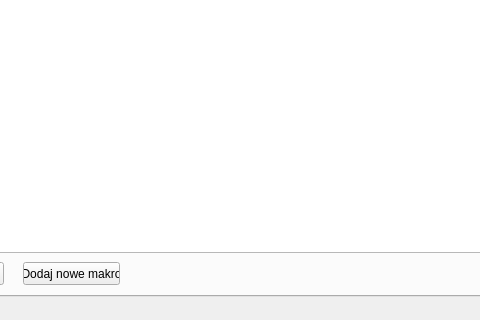
Qt form GUI.ui (307372/PwJS2020) before a commit; both pictures show x 119 to 599 and y 264 to 584 of the 792 by 584 pixel window.
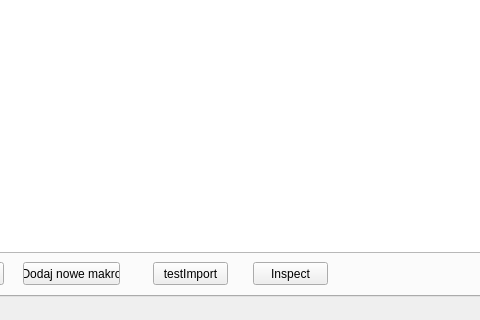
The same form after that commit.

The edit to the form file:
```diff
--- a/GUI.ui
+++ b/GUI.ui
@@ -94,6 +94,32 @@
        </rect>
       </property>
      </widget>
+     <widget class="QPushButton" name="macroTestButton">
+      <property name="geometry">
+       <rect>
+        <x>260</x>
+        <y>500</y>
+        <width>75</width>
+        <height>23</height>
+       </rect>
+      </property>
+      <property name="text">
+       <string>testImport</string>
+      </property>
+     </widget>
+     <widget class="QPushButton" name="macroWhatIsThisButton">
+      <property name="geometry">
+       <rect>
+        <x>360</x>
+        <y>500</y>
+        <width>75</width>
+        <height>23</height>
+       </rect>
+      </property>
+      <property name="text">
+       <string>Inspect</string>
+      </property>
+     </widget>
     </widget>
     <widget class="QWidget" name="creatorTab">
      <attribute name="title">
```
